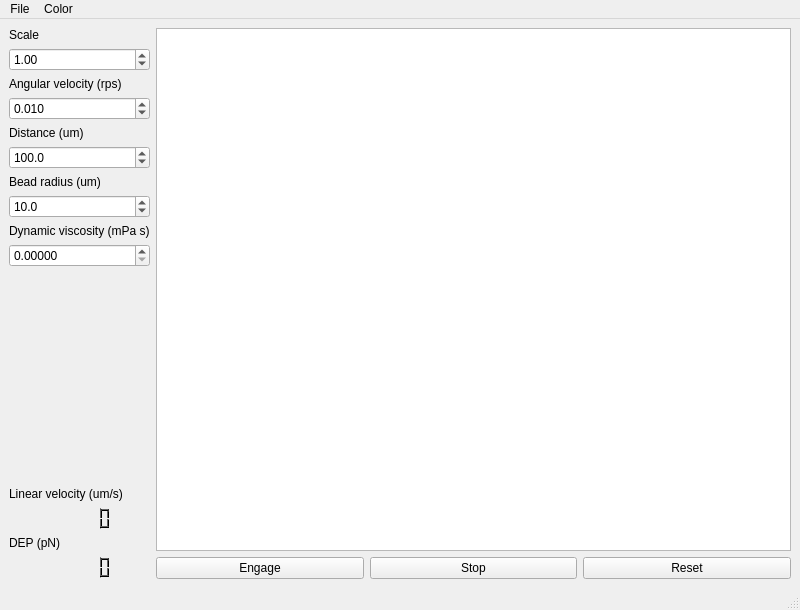
Qt form main_window.ui (tortugueta/OET) before a commit.
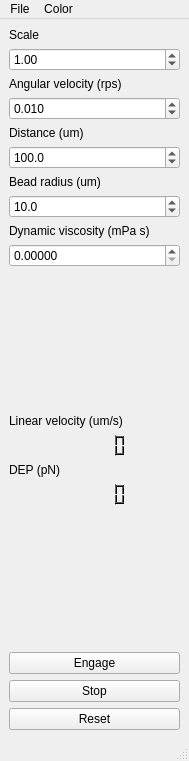
The same form after that commit.

Commit message: Graphic view moved to its own window. Now the main window only holds the controls

Patch:
```diff
--- a/main_window.ui
+++ b/main_window.ui
@@ -7,8 +7,8 @@
    <rect>
     <x>0</x>
     <y>0</y>
-    <width>800</width>
-    <height>610</height>
+    <width>189</width>
+    <height>761</height>
    </rect>
   </property>
   <property name="windowTitle">
@@ -20,9 +20,7 @@
    </property>
    <layout class="QGridLayout" name="gridLayout">
     <item row="0" column="0">
-     <layout class="QHBoxLayout" name="horizontalLayout_2">
-      <item>
-       <layout class="QVBoxLayout" name="verticalLayout_5">
+     <layout class="QVBoxLayout" name="verticalLayout_6">
         <item>
          <layout class="QVBoxLayout" name="verticalLayout_2">
           <item>
@@ -120,8 +118,6 @@
          </layout>
         </item>
         <item>
-         <layout class="QVBoxLayout" name="verticalLayout_6">
-          <item>
            <widget class="QLabel" name="pRadiusLabel">
             <property name="text">
              <string>Bead radius (um)</string>
@@ -147,8 +143,6 @@
             </property>
            </widget>
           </item>
-         </layout>
-        </item>
         <item>
          <layout class="QVBoxLayout" name="verticalLayout_7">
           <item>
@@ -190,6 +184,8 @@
          </spacer>
         </item>
         <item>
+       <layout class="QVBoxLayout" name="verticalLayout_5">
+        <item>
          <widget class="QLabel" name="linspeedLabel">
           <property name="text">
            <string>Linear velocity (um/s)</string>
@@ -360,6 +356,8 @@
           </property>
          </widget>
         </item>
+       </layout>
+      </item>
         <item>
          <layout class="QVBoxLayout" name="verticalLayout_8">
           <item>
@@ -538,20 +536,22 @@
           </item>
          </layout>
         </item>
-       </layout>
+      <item>
+       <spacer name="verticalSpacer_2">
+        <property name="orientation">
+         <enum>Qt::Vertical</enum>
+        </property>
+        <property name="sizeHint" stdset="0">
+         <size>
+          <width>20</width>
+          <height>40</height>
+         </size>
+        </property>
+       </spacer>
       </item>
       <item>
        <layout class="QVBoxLayout" name="verticalLayout">
         <item>
-         <widget class="QGraphicsView" name="graphicsView">
-          <property name="frameShadow">
-           <enum>QFrame::Plain</enum>
-          </property>
-         </widget>
-        </item>
-        <item>
-         <layout class="QHBoxLayout" name="horizontalLayout">
-          <item>
            <widget class="QPushButton" name="engagePushButton">
             <property name="toolTip">
              <string>Start the animation</string>
@@ -586,8 +586,6 @@
        </layout>
       </item>
      </layout>
-    </item>
-   </layout>
    <zorder></zorder>
   </widget>
   <widget class="QMenuBar" name="menubar">
@@ -595,7 +593,7 @@
     <rect>
      <x>0</x>
      <y>0</y>
-     <width>800</width>
+     <width>189</width>
      <height>27</height>
     </rect>
    </property>
```
Left out of the diff: 5 changed lines with no effect on the pictures. Lines whose indentation alone changed are shown as unchanged. The commit also changes 4 other files.
